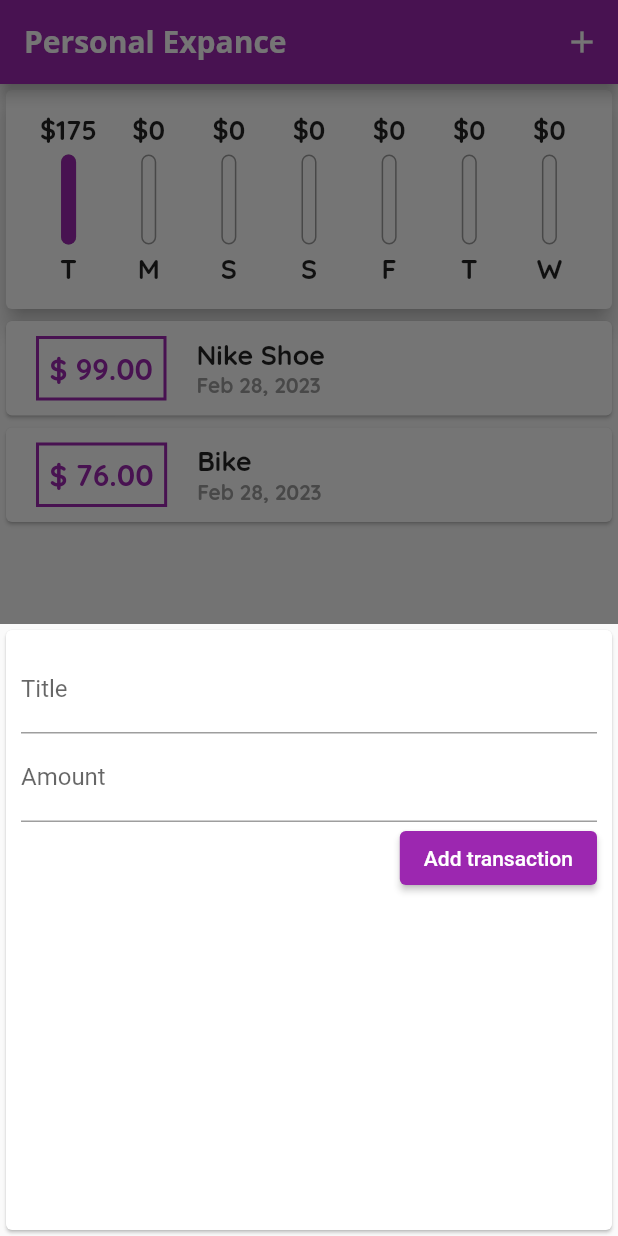
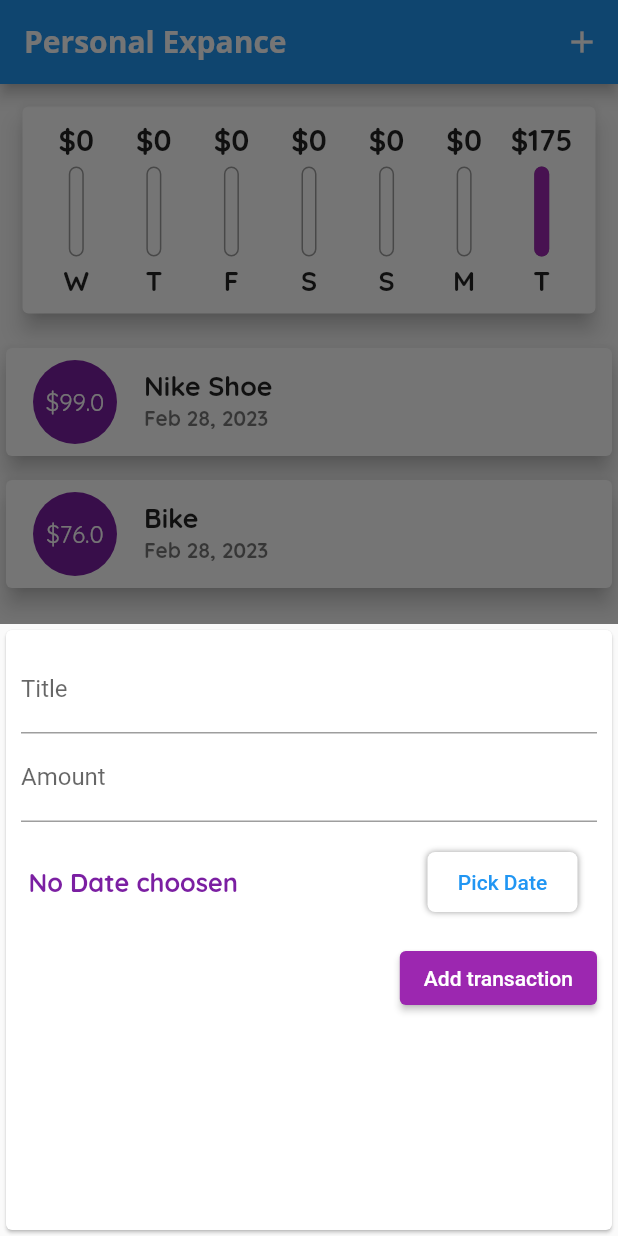
Before and after one commit to dawberry22/Persnal_expense, a Flutter app: the screen it shows after launch, after a tap on the "add" icon, on a phone screen of 412 x 824 dp. Run offline on Flutter 3.47's test engine with Material 2 defaults, Android fonts, the phone set to English and light mode, and no system bars.

Commit message:
Fixed some widgets

```diff
--- a/lib/main.dart
+++ b/lib/main.dart
@@ -10,9 +10,14 @@ void main() {
     theme: ThemeData(
       fontFamily: "Quicksand",
       textTheme: ThemeData.light().textTheme.copyWith(
-              bodyMedium: const TextStyle(
+          bodyMedium: const TextStyle(
             fontFamily: "Quicksand",
             fontSize: 18,
+            fontWeight: FontWeight.bold,
+          ),
+          bodySmall: const TextStyle(
+            fontFamily: "Quicksand",
+            fontSize: 17,
             fontWeight: FontWeight.bold,
           )),
       appBarTheme: const AppBarTheme(
@@ -23,7 +28,7 @@ void main() {
         ),
       ),
       primarySwatch: Colors.purple,
-      accentColor: Colors.red,
+      colorScheme: ColorScheme.fromSwatch(accentColor: Colors.red),
     ),
     debugShowCheckedModeBanner: false,
     home: MyApp(),
--- a/lib/widgets/chart.dart
+++ b/lib/widgets/chart.dart
@@ -24,7 +24,7 @@ class Chart extends StatelessWidget {
         }
       }
       return {"day": DateFormat.E().format(weekDay), "amount": totalSum};
-    });
+    }).reversed.toList();
   }
 
   //getter for the fractionall sized box amount percentage
@@ -36,11 +36,11 @@ class Chart extends StatelessWidget {
 
   @override
   Widget build(BuildContext context) {
-    print(recentTransactionValue);
     return Card(
+      margin: const EdgeInsets.all(15),
       elevation: 6,
       child: Container(
-        margin: const EdgeInsets.all(15),
+        padding: const EdgeInsets.all(10),
         child: Row(
             mainAxisAlignment: MainAxisAlignment.spaceBetween,
             children: recentTransactionValue.map((data) {
--- a/lib/widgets/chart_bar.dart
+++ b/lib/widgets/chart_bar.dart
@@ -14,7 +14,12 @@ class ChartBar extends StatelessWidget {
   Widget build(BuildContext context) {
     return Column(
       children: [
-        FittedBox(child: Text("\$${amount.toStringAsFixed(0)}")),
+        Container(
+          height: 25,
+          child: FittedBox(
+            child: Text("\$${amount.toStringAsFixed(0)}"),
+          ),
+        ),
         Container(
           margin: const EdgeInsets.symmetric(vertical: 5),
           height: 60,
--- a/lib/widgets/new_transaction.dart
+++ b/lib/widgets/new_transaction.dart
@@ -50,6 +50,34 @@ class _NewTransactionState extends State<NewTransaction> {
           //add transaction with submit button
           onSubmitted: (_) => submite(),
         ),
+        Container(
+          height: 80,
+          margin: const EdgeInsets.symmetric(horizontal: 5),
+          child:
+              Row(mainAxisAlignment: MainAxisAlignment.spaceBetween, children: [
+            Text(
+              "No Date choosen",
+              style: Theme.of(context)
+                  .textTheme
+                  .bodySmall
+                  ?.copyWith(color: Theme.of(context).primaryColorDark),
+            ),
+            TextButton(
+                onPressed: () {},
+                child: Container(
+                  decoration: BoxDecoration(
+                      color: Colors.white,
+                      borderRadius: BorderRadius.circular(5),
+                      boxShadow: const [
+                        BoxShadow(
+                            color: Colors.grey, blurRadius: 3, spreadRadius: 0),
+                      ]),
+                  height: 40,
+                  width: 100,
+                  child: Center(child: Text("Pick Date")),
+                ))
+          ]),
+        ),
         ElevatedButton(
           style: ElevatedButton.styleFrom(
             backgroundColor: Colors.purple,
--- a/lib/widgets/transaction_list.dart
+++ b/lib/widgets/transaction_list.dart
@@ -27,40 +27,25 @@ class TransactionList extends StatelessWidget {
               itemCount: transaction.length,
               itemBuilder: (ctx, index) {
                 return Card(
-                  child: Row(children: [
-                    Container(
-                      margin: const EdgeInsets.symmetric(
-                          vertical: 10, horizontal: 20),
-                      padding: const EdgeInsets.all(7),
-                      decoration: BoxDecoration(
-                          border: Border.all(
-                        width: 2,
-                        color: Theme.of(context).primaryColor,
-                      )),
-                      child: Text(
-                        "\$ ${transaction[index].cost.toStringAsFixed(2)}",
-                        style: TextStyle(
-                            color: Theme.of(context).primaryColor,
-                            fontSize: 20,
-                            // fontFamily: "Quicksand",
-                            fontWeight: FontWeight.bold),
+                  elevation: 6,
+                  margin:
+                      const EdgeInsets.symmetric(vertical: 8, horizontal: 4),
+                  child: ListTile(
+                    leading: CircleAvatar(
+                      radius: 30,
+                      child: Padding(
+                        padding: const EdgeInsets.all(8.0),
+                        child: FittedBox(
+                            child: Text("\$${transaction[index].cost}")),
                       ),
                     ),
-                    Column(
-                      crossAxisAlignment: CrossAxisAlignment.start,
-                      children: [
-                        Text(transaction[index].title,
-                            style: const TextStyle(fontSize: 18)),
-                        Text(
-                          DateFormat.yMMMd().format(transaction[index].date),
-                          style: const TextStyle(
-                            color: Colors.grey,
-                            fontSize: 14,
-                          ),
-                        )
-                      ],
-                    )
-                  ]),
+                    title: Text(transaction[index].title,
+                        style: Theme.of(context).textTheme.bodyMedium),
+                    subtitle: Text(
+                      DateFormat.yMMMd().format(transaction[index].date),
+                      style: const TextStyle(fontSize: 14),
+                    ),
+                  ),
                 );
               },
             ),
```
